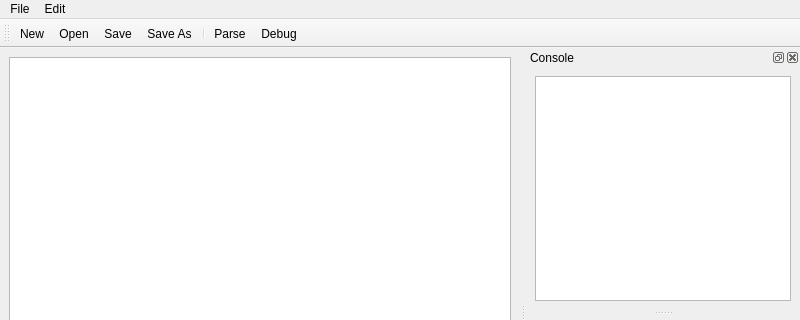
First picture: the form in mainwindow2.ui, repository 1357310795/SimpleSpice, before the edit; both pictures show x 0 to 800 and y 0 to 320 of the 800 by 600 pixel window.
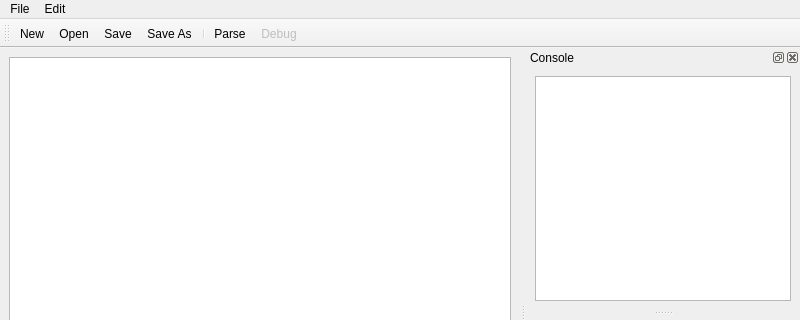
Second picture: the form after the edit. Icons and pictures are not drawn.

```diff
--- a/mainwindow2.ui
+++ b/mainwindow2.ui
@@ -207,6 +207,9 @@
    </property>
   </action>
   <action name="actionDebug">
+   <property name="enabled">
+    <bool>false</bool>
+   </property>
    <property name="text">
     <string>Debug</string>
    </property>
```
Left out of the diff: 3 changed lines with no effect on the pictures.
